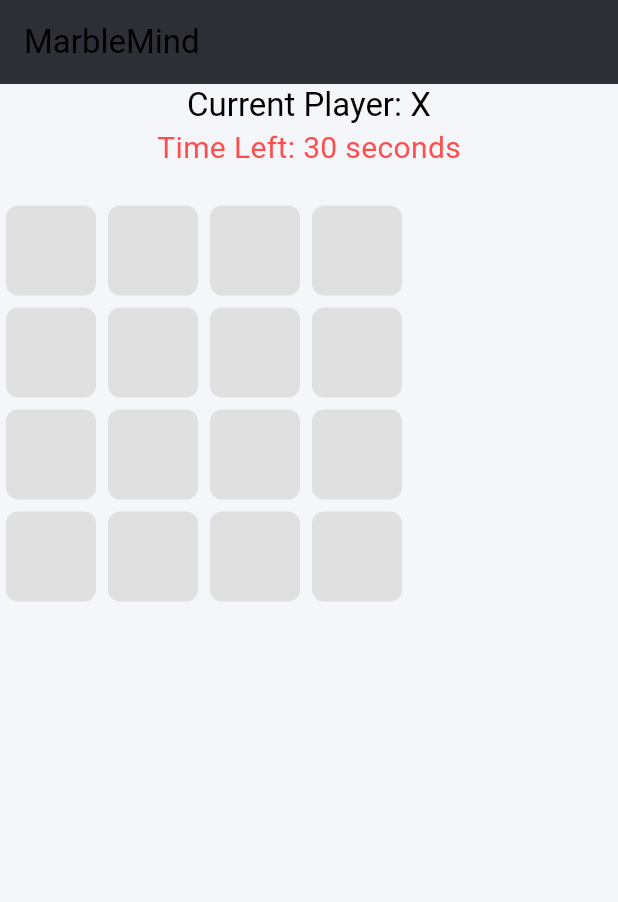
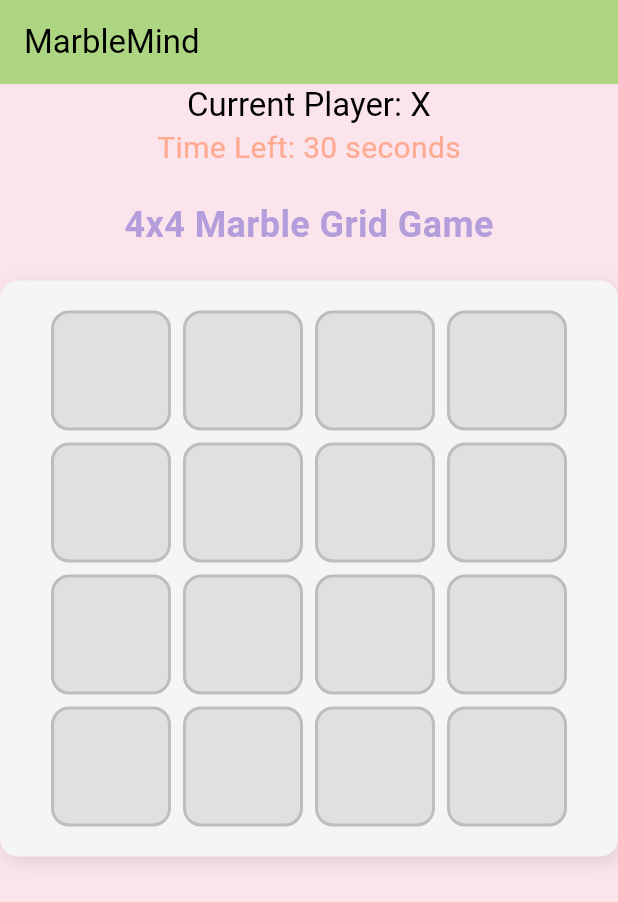
Before and after one commit to harshagnihotri10/MarbleMind, a Flutter app: the screen it shows after launch, on a phone screen of 412 x 824 dp. Shown: the top 902 px of the screen. Run offline on Flutter 3.47's test engine with Material 3 defaults, Android fonts, the phone set to English and light mode, and no system bars.

Commit message:
Improved UI and added animations

```diff
--- a/marblemind_app/lib/main.dart
+++ b/marblemind_app/lib/main.dart
@@ -13,37 +13,60 @@ class MyApp extends StatelessWidget {
     return MaterialApp(
       title: 'MarbleMind',
       theme: ThemeData(
-        brightness: Brightness.light, // Set the theme to light mode to match background colors
-        primaryColor: const Color(0xFF0077FF), // Blue Accent (for Player X)
+        brightness: Brightness.light, // Keep light mode
+        primaryColor: const Color(0xFFB39DDB), // Soft Lavender (Player X color)
         colorScheme: ColorScheme.fromSwatch().copyWith(
-          secondary: const Color(0xFFFF4C4C),  // Red Accent (for Player O)
-          surface: const Color(0xFFF4F6F9), // Light Gray background
+          secondary: const Color(0xFFFFAB91),  // Soft Peach (Player O color)
+          surface: const Color(0xFFFCE4EC), // Pastel Pink background
         ),
-
-        scaffoldBackgroundColor: const Color(0xFFF4F6F9), // Light background for the app
+        scaffoldBackgroundColor: const Color(0xFFFCE4EC), // Pastel Pink for the app background
 
         textTheme: const TextTheme(
-          bodyLarge: TextStyle(color: Color(0xFF333333)), // Dark gray for primary text
-          bodyMedium: TextStyle(color: Color(0xFF8E8E93)), // Secondary text (light gray)
-          titleMedium: TextStyle(color: Color(0xFF333333), fontSize: 24, fontWeight: FontWeight.bold), // For titles
+          bodyLarge: TextStyle(color: Color(0xFF4A4A4A)), // Dark gray for readability
+          bodyMedium: TextStyle(color: Color(0xFF757575)), // Light gray for secondary text
+          titleMedium: TextStyle(color: Color(0xFF4A4A4A), fontSize: 24, fontWeight: FontWeight.bold), // Titles
         ),
         appBarTheme: const AppBarTheme(
-          backgroundColor: Color(0xFF2C2F36), // Dark Gray for the App Bar
+          backgroundColor: Color(0xFFAED581), // Soft Mint for the App Bar
         ),
         buttonTheme: const ButtonThemeData(
-          buttonColor: Color(0xFF34C759), // Accent Green for active buttons
-          disabledColor: Color(0xFFD1D1D6), // Light gray for disabled buttons
+          buttonColor: Color(0xFF81D4FA), // Soft Blue for buttons
+          disabledColor: Color(0xFFE0E0E0), // Light Gray for disabled buttons
         ),
         elevatedButtonTheme: ElevatedButtonThemeData(
           style: ElevatedButton.styleFrom(
-            foregroundColor: Colors.white, backgroundColor: const Color(0xFF0077FF), // White text color for buttons
+            foregroundColor: Colors.white,
+            backgroundColor: const Color(0xFF81D4FA), // Soft Blue for buttons
           ),
         ),
         dialogTheme: DialogTheme(
-          backgroundColor: const Color(0xFFF4F6F9), // Light gray for dialog background
+          backgroundColor: const Color(0xFFFFF9C4), // Soft Yellow for dialog backgrounds
         ),
       ),
-      home: const GameBoard(),
+      home: const GradientBackground(child: GameBoard()),
     );
   }
 }
+
+class GradientBackground extends StatelessWidget {
+  final Widget child;
+  const GradientBackground({super.key, required this.child});
+
+  @override
+  Widget build(BuildContext context) {
+    return Container(
+      decoration: const BoxDecoration(
+        gradient: LinearGradient(
+          colors: [
+            Color(0xFFFCE4EC), // Pastel Pink
+            Color(0xFFFFF9C4), // Soft Yellow
+            Color(0xFFAED581), // Soft Mint
+          ],
+          begin: Alignment.topLeft,
+          end: Alignment.bottomRight,
+        ),
+      ),
+      child: child,
+    );
+  }
+}
--- a/marblemind_app/lib/widgets/game_grid.dart
+++ b/marblemind_app/lib/widgets/game_grid.dart
@@ -1,7 +1,7 @@
 import 'package:flutter/material.dart';
 import '../models/cell.dart';
 
-class GameGrid extends StatelessWidget {
+class GameGrid extends StatefulWidget {
   final List<List<Cell>> grid;
   final Function(int, int) onCellTap;
   final List<Cell> winningCells;
@@ -14,45 +14,142 @@ class GameGrid extends StatelessWidget {
   });
 
   @override
+  _GameGridState createState() => _GameGridState();
+}
+
+class _GameGridState extends State<GameGrid> with SingleTickerProviderStateMixin {
+  late List<List<Cell>> grid;
+  late AnimationController _controller;
+  late Animation<double> _animation;
+  bool isAnimating = false;
+
+  @override
+  void initState() {
+    super.initState();
+    grid = widget.grid;
+
+    // Animation setup
+    _controller = AnimationController(
+      duration: const Duration(milliseconds: 300),
+      vsync: this,
+    );
+    _animation = CurvedAnimation(parent: _controller, curve: Curves.easeInOut);
+  }
+
+  @override
+  void dispose() {
+    _controller.dispose();
+    super.dispose();
+  }
+
+  // Trigger the marble animation
+  void animateMarble(int startRow, int startCol, int endRow, int endCol) {
+    setState(() {
+      isAnimating = true;
+    });
+
+    Future.delayed(const Duration(milliseconds: 300), () {
+      setState(() {
+        String marble = grid[startRow][startCol].marble!;
+        grid[startRow][startCol].marble = null;
+        grid[endRow][endCol].marble = marble;
+        isAnimating = false;
+      });
+    });
+  }
+
+  @override
   Widget build(BuildContext context) {
-    return Column(
+    return Center(
+      child: Column(
+        mainAxisAlignment: MainAxisAlignment.center,
+        children: [
+          Text(
+            "4x4 Marble Grid Game",
+            style: TextStyle(
+              fontSize: 24,
+              fontWeight: FontWeight.bold,
+              color: Theme.of(context).primaryColor,
+            ),
+          ),
+          const SizedBox(height: 20),
+          Container(
+            padding: const EdgeInsets.all(16),
+            decoration: BoxDecoration(
+              color: Colors.grey[100],
+              borderRadius: BorderRadius.circular(12),
+              boxShadow: [
+                BoxShadow(
+                  color: Colors.black.withOpacity(0.1),
+                  blurRadius: 10,
+                  offset: const Offset(2, 4),
+                ),
+              ],
+            ),
+            child: Column(
               children: List.generate(4, (row) {
                 return Row(
+                  mainAxisAlignment: MainAxisAlignment.center,
                   children: List.generate(4, (col) {
                     final cell = grid[row][col];
-            final isWinningCell = winningCells.contains(cell); // Check if the cell is part of the winning linenningCell = winningCells.contains(cell);  // Check if the cell is part of the winning line
-
+                    final isWinningCell = widget.winningCells.contains(cell);
                     return GestureDetector(
-              onTap: () => onCellTap(row, col),
+                      onTap: () {
+                        if (isAnimating) return;
+                        widget.onCellTap(row, col);
+                      },
                       child: Container(
-                width: 60,
-                height: 60,
+                        width: 80,
+                        height: 80,
                         margin: const EdgeInsets.all(4),
                         decoration: BoxDecoration(
                           color: isWinningCell
-                      ? Theme.of(context).colorScheme.secondary // Highlight winning cells
+                              ? Theme.of(context).colorScheme.secondary
                               : Colors.grey[300],
-                  borderRadius: BorderRadius.circular(8),
+                          borderRadius: BorderRadius.circular(12),
+                          border: Border.all(
+                            color: isWinningCell
+                                ? Theme.of(context).colorScheme.secondary
+                                : Colors.grey[400]!,
+                            width: 2,
+                          ),
                           boxShadow: isWinningCell
                               ? [
-                          BoxShadow(color: Theme.of(context).colorScheme.secondary, blurRadius: 10)
-                        ] // Add a glow effect for winning cells
+                                  BoxShadow(
+                                    color: Theme.of(context).colorScheme.secondary.withOpacity(0.5),
+                                    blurRadius: 8,
+                                  ),
+                                ]
                               : [],
                         ),
-                child: Center(
+                        child: AnimatedSwitcher(
+                          duration: const Duration(milliseconds: 300),
+                          transitionBuilder: (child, animation) {
+                            return ScaleTransition(scale: animation, child: child);
+                          },
+                          child: cell.marble != null
+                              ? Center(
+                                  key: ValueKey(cell.marble),
                                   child: Text(
-                    cell.marble ?? '',
+                                    cell.marble!,
                                     style: TextStyle(
-                      fontSize: 24,
-                      color: isWinningCell ? Colors.white : Colors.black,
+                                      fontSize: 36,
+                                      fontWeight: FontWeight.bold,
+                                      color: cell.marble == 'X' ? Colors.red : Colors.blue,
                                     ),
                                   ),
+                                )
+                              : const SizedBox.shrink(),
                         ),
                       ),
                     );
                   }),
                 );
               }),
+            ),
+          ),
+        ],
+      ),
     );
   }
 }
```
Lines whose indentation alone changed are shown as unchanged.
